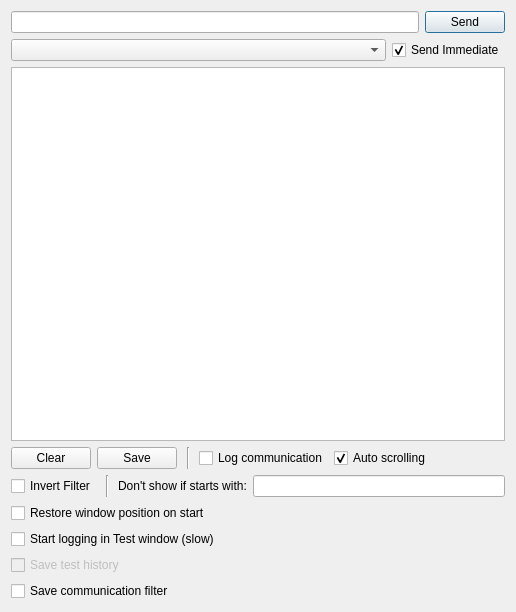
First picture: the form in testdialog.ui, repository AceOfSnakes/AvrPioRemote, before the edit.
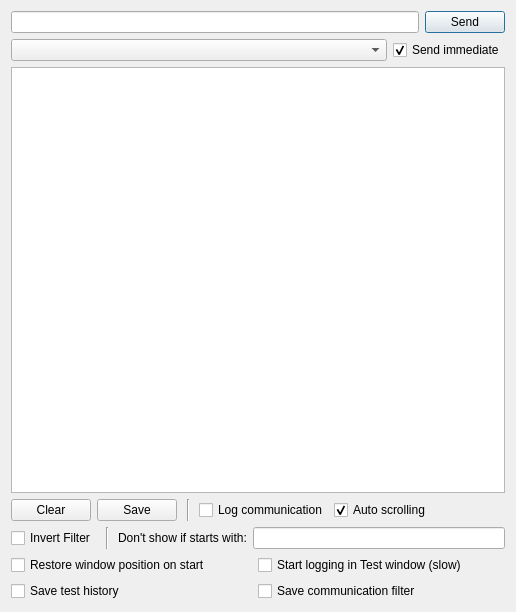
Second picture: the form after the edit.

```diff
--- a/testdialog.ui
+++ b/testdialog.ui
@@ -54,7 +54,7 @@
        <item>
         <widget class="QCheckBox" name="checkBoxSendImmediate">
          <property name="text">
-          <string>Send Immediate</string>
+          <string>Send immediate</string>
          </property>
          <property name="checked">
           <bool>true</bool>
@@ -196,14 +196,24 @@
     </layout>
    </item>
    <item>
-    <layout class="QGridLayout" name="gridLayout" columnstretch="0">
+    <layout class="QGridLayout" name="gridLayout" rowstretch="0,0,0,0,0,0,0" columnstretch="0,0">
      <property name="topMargin">
       <number>0</number>
      </property>
-     <item row="3" column="0">
+     <property name="horizontalSpacing">
+      <number>0</number>
+     </property>
+     <item row="0" column="0">
+      <widget class="QCheckBox" name="RestoreTestWindowCheckBox">
+       <property name="text">
+        <string>Restore window position on start</string>
+       </property>
+      </widget>
+     </item>
+     <item row="1" column="0">
       <widget class="QCheckBox" name="saveTestHistoryCheckBox">
        <property name="enabled">
-        <bool>false</bool>
+        <bool>true</bool>
        </property>
        <property name="text">
         <string>Save test history</string>
@@ -213,27 +223,20 @@
        </property>
       </widget>
      </item>
-     <item row="4" column="0">
-      <widget class="QCheckBox" name="saveFilterCheckBox">
-       <property name="enabled">
-        <bool>true</bool>
-       </property>
-       <property name="text">
-        <string>Save communication filter</string>
-       </property>
-      </widget>
-     </item>
-     <item row="2" column="0">
+     <item row="0" column="1">
       <widget class="QCheckBox" name="StartLoggingInTestWindowCheckBox">
        <property name="text">
         <string>Start logging in Test window (slow)</string>
        </property>
       </widget>
      </item>
-     <item row="0" column="0">
-      <widget class="QCheckBox" name="RestoreTestWindowCheckBox">
+     <item row="1" column="1">
+      <widget class="QCheckBox" name="saveFilterCheckBox">
+       <property name="enabled">
+        <bool>true</bool>
+       </property>
        <property name="text">
-        <string>Restore window position on start</string>
+        <string>Save communication filter</string>
        </property>
       </widget>
      </item>
```
Left out of the diff: 1 changed line with no effect on the pictures.
